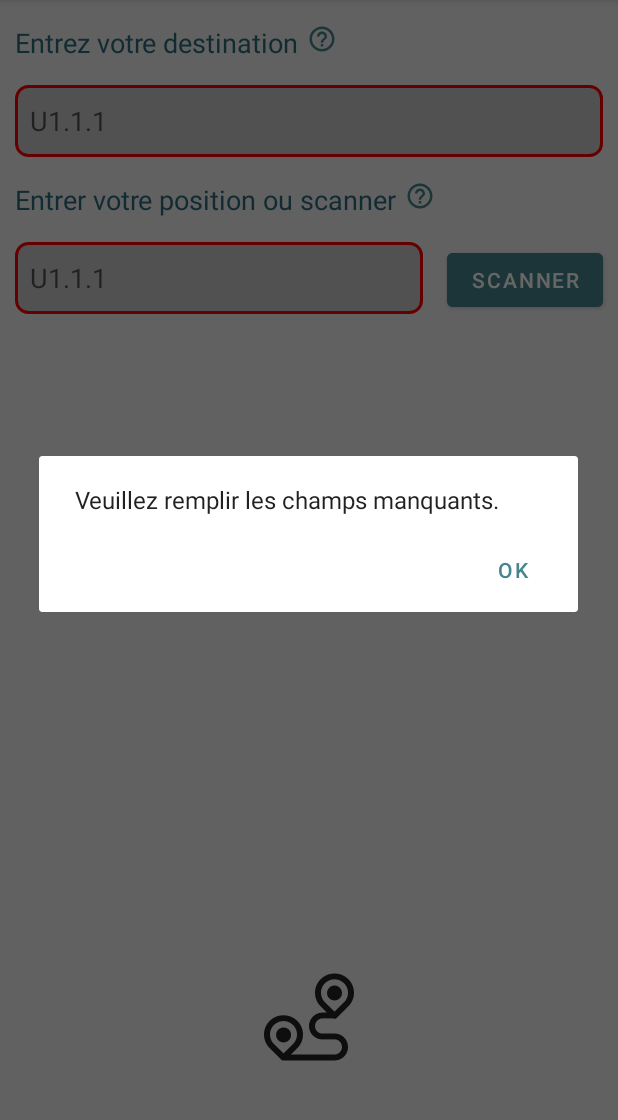
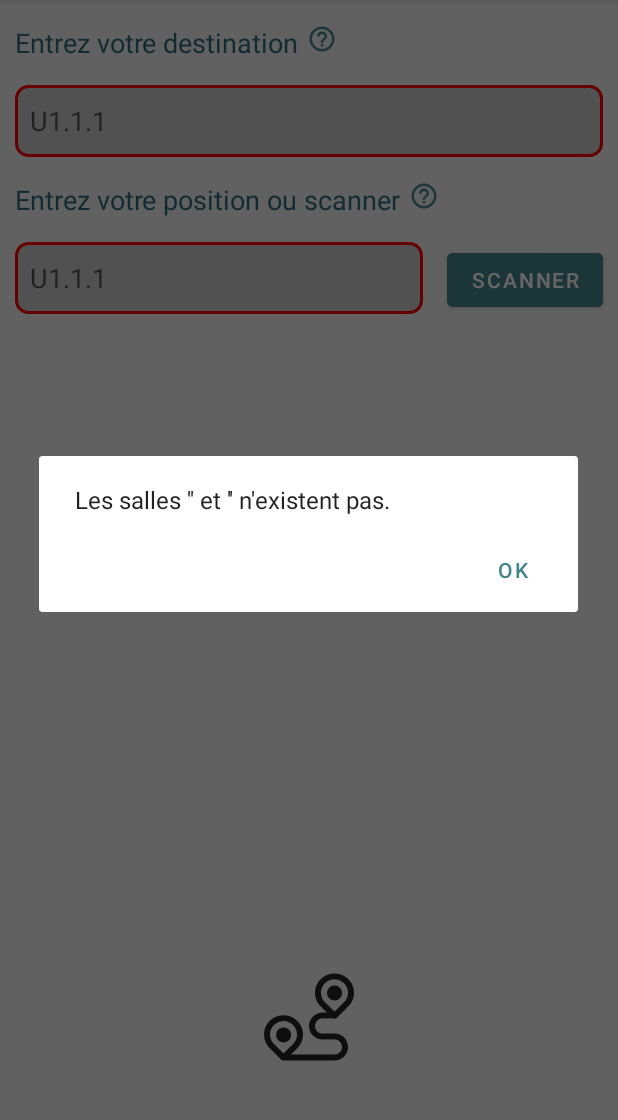
Before and after one commit to tourealkaya/MoveIn, an Android app: the FormFragment screen opened through its navigation route, after a tap on "DEMARRER", on a phone screen of 412 x 824 dp, the part 84-1204 px from its top. Run offline under Robolectric (Android 15) with nearby library versions, the phone set to English and light mode, and no system bars; libraries missing offline, so code that uses them is left out: com.google.zxing.integration; Roboto replaces fonts that are not available here.

Commit message:
Nouveau layout, màj du qr scanner et ajout de contraintes dans le fragment de saisie

```diff
--- a/app/build.gradle
+++ b/app/build.gradle
@@ -39,7 +39,7 @@ android {
 
 dependencies {
     implementation 'com.journeyapps:zxing-android-embedded:4.2.0'
-    implementation 'androidx.appcompat:appcompat:1.3.1'
+    implementation 'androidx.appcompat:appcompat:1.6.1'
 
     implementation 'androidx.core:core-ktx:1.7.0'
     implementation 'androidx.appcompat:appcompat:1.6.1'
--- a/app/src/main/java/project/movein/backend/SendReceiveData.kt
+++ b/app/src/main/java/project/movein/backend/SendReceiveData.kt
@@ -53,20 +53,4 @@ class SendReceiveData {
         }.start()
     }
 
-   /* fun testNodes(test: String) {
-        val nodes = test.split("|")
-        var i = 0
-        val nodeWithoutLastChar = nodes.dropLast(2)
-        for (node in nodeWithoutLastChar) {
-            i++
-            var coordinates = node.split(",")
-            val xd = coordinates[1].toInt()
-            val yd = coordinates[2].toInt()
-            println("Coordonnées du nœud : ($xd, $yd)")
-            coordinates = nodes[i].split(",")
-            val xa = coordinates[1].toInt()
-            val ya = coordinates[2].toInt()
-            println("Coordonnées du nœud : ($xa, $ya)")
-        }
-    }*/
 }
--- a/app/src/main/java/project/movein/fragment/FormFragment.kt
+++ b/app/src/main/java/project/movein/fragment/FormFragment.kt
@@ -6,29 +6,34 @@ import android.content.Intent
 import android.content.res.ColorStateList
 import android.graphics.Color
 import android.os.Bundle
+import android.text.Editable
+import android.text.TextWatcher
 import android.util.Log
-import androidx.fragment.app.Fragment
 import android.view.LayoutInflater
 import android.view.View
 import android.view.ViewGroup
+import android.widget.ArrayAdapter
 import android.widget.Button
-import android.widget.EditText
 import android.widget.Toast
 import androidx.appcompat.app.AlertDialog
+import androidx.fragment.app.Fragment
 import androidx.fragment.app.viewModels
 import androidx.navigation.fragment.findNavController
 import androidx.navigation.fragment.navArgs
-
 import com.google.zxing.integration.android.IntentIntegrator
 import project.movein.R
+import project.movein.backend.SendReceiveData
 import project.movein.databinding.FragmentFormBinding
-import project.movein.backend.SendReceiveData
-
+import java.io.BufferedReader
+import java.io.InputStreamReader
 
 class FormFragment : Fragment() {
     private val TAG = "FormFragment"
     private lateinit var binding: FragmentFormBinding
-
+    private var roomList: MutableList<String> = mutableListOf()
+    private var isValidPosition = false
+    private var isValidDestination = false
+    //val inputStream = requireContext().assets.open("rooms.txt")
 
     override fun onCreateView(
         inflater: LayoutInflater,
@@ -41,97 +46,109 @@ class FormFragment : Fragment() {
 
     override fun onViewCreated(view: View, savedInstanceState: Bundle?) {
         super.onViewCreated(view, savedInstanceState)
-
-
-        val sendReceiveData = SendReceiveData()
+        var inputStream = resources.openRawResource(R.raw.room)
+        val reader = BufferedReader(InputStreamReader(inputStream))
+        var line: String? = reader.readLine()
+        while (line != null) {
+            roomList.add(line)
+            line = reader.readLine()
+        }
+        reader.close()
 
         val args: FormFragmentArgs by navArgs()
-        val scannedValue = args.info
+        val positionValue = args.position
+        val destinationValue = args.destination
 
-        scannedValue.let {
+        positionValue.let {
             binding.idPosition.setText(it)
         }
-
-
-        binding.idDestination.onFocusChangeListener = View.OnFocusChangeListener { _, hasFocus ->
-            if (hasFocus) {
-                binding.idDestination.setBackgroundColor(Color.WHITE)
-            }
+        destinationValue.let {
+            binding.idDestination.setText(it)
         }
 
         binding.idPosition.onFocusChangeListener = View.OnFocusChangeListener { _, hasFocus ->
             if (hasFocus) {
-                binding.idPosition.setBackgroundColor(Color.WHITE)
+                binding.idPosition.setBackgroundResource(R.drawable.custom_edittext_border)
+                isValidPosition = false
             }
         }
 
+        binding.idDestination.onFocusChangeListener = View.OnFocusChangeListener { _, hasFocus ->
+            if (hasFocus) {
+                binding.idDestination.setBackgroundResource(R.drawable.custom_edittext_border)
+                isValidDestination = false
+            }
+        }
+
+
+        val adapter = ArrayAdapter(requireContext(), android.R.layout.simple_dropdown_item_1line, roomList)
+        binding.idPosition.setAdapter(adapter)
+        binding.idDestination.setAdapter(adapter)
+
+
         binding.btnscanner.setOnClickListener {
-            val intentIntegrator = IntentIntegrator.forSupportFragment(this)
+            /*val intentIntegrator = IntentIntegrator.forSupportFragment(this)
             intentIntegrator.setBeepEnabled(false)
             intentIntegrator.setCameraId(0)
             intentIntegrator.setPrompt("SCAN")
             intentIntegrator.setBarcodeImageEnabled(false)
-            intentIntegrator.initiateScan()
+            intentIntegrator.initiateScan()*/
+            val destination=binding.idDestination.text.toString()
+            val action= FormFragmentDirections.actionFormFragmentToQrcodeFragment(destination)
+            findNavController().navigate(action)
         }
-
-
-
 
         binding.btndemarrer.setOnClickListener {
             val position = binding.idPosition.text.toString()
             val dest = binding.idDestination.text.toString()
-            val colorStateList = ColorStateList.valueOf(Color.RED)
-            if (position.isNotEmpty() && dest.isNotEmpty()) {
 
-                val message = ",$position,$dest"
+            // Check if position is valid
+            if (position.isNotEmpty() && roomList.contains(position)) {
+                isValidPosition = true
+            } else {
+                isValidPosition = false
+                binding.idPosition.setBackgroundResource(R.drawable.custom_edittext_border)
+            }
 
+            // Check if destination is valid
+            if (dest.isNotEmpty() && roomList.contains(dest)) {
+                isValidDestination = true
+            } else {
+                isValidDestination = false
+                binding.idDestination.setBackgroundResource(R.drawable.custom_edittext_border)
+            }
 
-                // Créer une instance de l'action menant à la destination de destination
+            if (isValidPosition && isValidDestination) {
+                val message = (",$position,$dest")
                 val action = FormFragmentDirections.actionFormFragmentToResultFragment(message)
-
-            // Naviguer vers la destination de destination en utilisant l'instance de l'action
                 findNavController().navigate(action)
-
-
-               /* sendReceiveData.sendData(message,
-                    onSuccess = { response ->
-                        Log.d(TAG, "Data sent to server: $message")
-
-                        val nodes = response.split("|")
-
-                        // Parcourez chaque nœud et extrayez ses coordonnées x et y
-                        for (node in nodes) {
-                            val coordinates = node.split(",")
-                            val x = coordinates[1].toInt()
-                            val y = coordinates[2].toInt()
-                            println("Coordonnées du nœud : ($x, $y)")
-                        }
-                        Log.d(TAG, "Received response from server: $response")
-                    },
-                    onError = { error ->
-                        Log.e(TAG, "Error sending data: $error")
-                    }
-                )*/
-               // findNavController().navigate(R.id.action_formFragment_to_resultFragment)
-            }
-            else {
+            } else {
+                if (!isValidPosition && !isValidDestination) {
                     val builder: AlertDialog.Builder = AlertDialog.Builder(requireContext())
-                builder.setMessage("Veuillez remplir les champs manquants.")
+                    builder.setMessage("Les salles '$dest' et '$position' n'existent pas.")
                         .setPositiveButton("OK", DialogInterface.OnClickListener { dialog, id ->
                         })
                     val dialog: AlertDialog = builder.create()
                     dialog.show()
-
-                if (position.isEmpty()) {
-
-                    binding.idPosition.setBackgroundResource(R.drawable.custom_edittext_border)
-                }
-                if (dest.isEmpty()) {
-                    binding.idDestination.setBackgroundResource(R.drawable.custom_edittext_border)
+                } else if (!isValidPosition) {
+                    val builder: AlertDialog.Builder = AlertDialog.Builder(requireContext())
+                    builder.setMessage("La salle '$position' n'existe pas.")
+                        .setPositiveButton("OK", DialogInterface.OnClickListener { dialog, id ->
+                        })
+                    val dialog: AlertDialog = builder.create()
+                    dialog.show()
+                } else if (!isValidDestination) {
+                    val builder: AlertDialog.Builder = AlertDialog.Builder(requireContext())
+                    builder.setMessage("La salle '$dest' n'existe pas.")
+                        .setPositiveButton("OK", DialogInterface.OnClickListener { dialog, id ->
+                        })
+                    val dialog: AlertDialog = builder.create()
+                    dialog.show()
                 }
             }
 
         }
+
 
         val desthelpButton: Button = view.findViewById(R.id.dest_btn_help)
         desthelpButton.setOnClickListener {
@@ -152,12 +169,14 @@ class FormFragment : Fragment() {
                 binding.idPosition.setText(result.contents)
             } else {
                 binding.idPosition.setText(result.contents)
-
+                isValidPosition = false
+                isValidDestination = false
             }
         } else {
             super.onActivityResult(requestCode, resultCode, data)
         }
     }
+
 
     fun onHelpClick(view: View) {
         val builder: AlertDialog.Builder = AlertDialog.Builder(requireContext())
@@ -168,5 +187,4 @@ class FormFragment : Fragment() {
         dialog.show()
     }
 
-
 }
--- a/app/src/main/res/layout/fragment_form.xml
+++ b/app/src/main/res/layout/fragment_form.xml
@@ -38,7 +38,7 @@
 
     </LinearLayout>
 
-    <EditText
+    <AutoCompleteTextView
         android:id="@+id/id_destination"
         android:layout_width="match_parent"
         android:layout_height="wrap_content"
@@ -91,7 +91,7 @@
         android:orientation="horizontal"
         android:layout_marginTop="16dp">
 
-        <EditText
+        <AutoCompleteTextView
             android:id="@+id/id_position"
             android:layout_width="324dp"
             android:layout_height="wrap_content"
--- a/app/src/main/res/navigation/nav_graph.xml
+++ b/app/src/main/res/navigation/nav_graph.xml
@@ -27,9 +27,15 @@
             app:destination="@id/resultFragment"
             />
         <argument
-            android:name="info"
+            android:name="position"
             app:argType="string"
-            android:defaultValue=""/>
+            android:defaultValue=""
+            />
+        <argument
+            android:name="destination"
+            app:argType="string"
+            android:defaultValue=""
+            />
     </fragment>
     <fragment
         android:id="@+id/qrcodeFragment"
@@ -38,7 +44,17 @@
         tools:layout="@layout/fragment_qrcode">
         <action
             android:id="@+id/action_qrcodeFragment_to_formFragment"
-        app:destination="@id/formFragment" />
+            app:destination="@id/formFragment"
+            app:popUpTo="@id/formFragment"
+            app:popUpToInclusive="true"/>
+        <argument
+            android:name="position"
+            app:argType="string"
+            android:defaultValue=""/>
+        <argument
+            android:name="destination"
+            app:argType="string"
+            android:defaultValue=""/>
     </fragment>
 
     <fragment
--- a/app/src/main/res/values/strings.xml
+++ b/app/src/main/res/values/strings.xml
@@ -15,5 +15,5 @@
     <string name="u1_1_1_">U1.1.1</string>
     <string name="scanner">Scanner</string>
     <string name="entrez_votre_destination">Entrez votre destination</string>
-    <string name="entrer_votre_position_ou_scanner">Entrer votre position ou scanner</string>
+    <string name="entrer_votre_position_ou_scanner">Entrez votre position ou scanner</string>
 </resources>
```
Also changed, not shown: app/src/main/java/project/movein/fragment/QrcodeFragment.kt (+69 -7 lines), app/src/main/res/drawable/logo_universite_rouen.xml (+30 -30 lines), app/src/main/res/raw/room.txt (added, +21 -0 lines), app/src/main/res/room.txt (added, +21 -0 lines), app/src/main/res/layout/fragment_welcome.xml (line endings or trailing spaces), 6 other files. Lines whose indentation alone changed are shown as unchanged.
